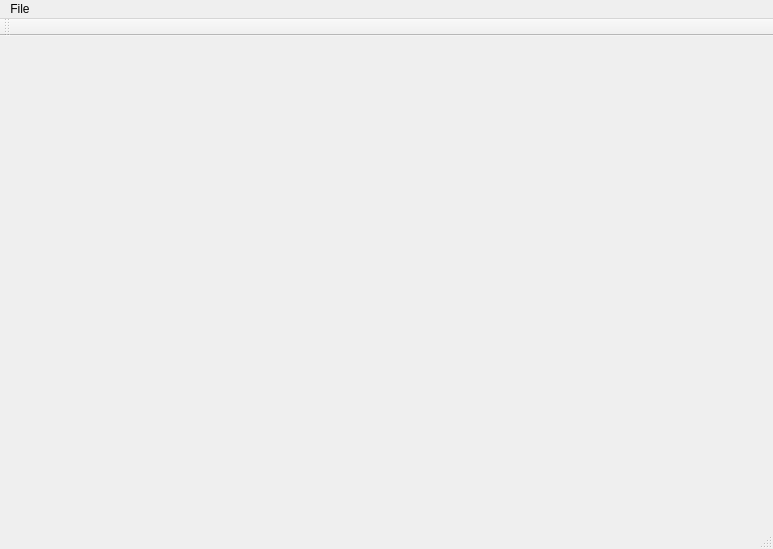
The window that lab_1_hists/mainwindow.ui (Dmitry94/Image_Processing) describes before a commit, drawn with Qt 5.
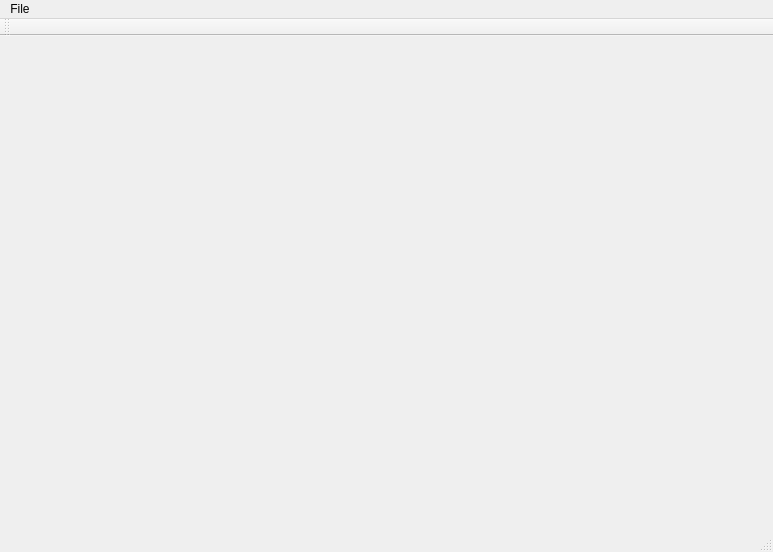
The same window after the commit.

Commit message: Fix fst lab

Diff of the .ui file:
```diff
--- a/lab_1_hists/mainwindow.ui
+++ b/lab_1_hists/mainwindow.ui
@@ -7,7 +7,7 @@
     <x>0</x>
     <y>0</y>
     <width>773</width>
-    <height>549</height>
+    <height>552</height>
    </rect>
   </property>
   <property name="sizePolicy">
@@ -20,24 +20,29 @@
    <string>MainWindow</string>
   </property>
   <widget class="QWidget" name="centralWidget">
-   <layout class="QHBoxLayout" name="horizontalLayout_2">
-    <item>
-     <layout class="QHBoxLayout" name="horizontalLayout">
-      <item>
+   <property name="sizePolicy">
+    <sizepolicy hsizetype="Expanding" vsizetype="Expanding">
+     <horstretch>0</horstretch>
+     <verstretch>0</verstretch>
+    </sizepolicy>
+   </property>
+   <layout class="QGridLayout" name="gridLayout">
+    <property name="sizeConstraint">
+     <enum>QLayout::SetNoConstraint</enum>
+    </property>
+    <item row="0" column="0">
        <widget class="QLabel" name="src_image_label">
         <property name="text">
          <string/>
         </property>
        </widget>
       </item>
-      <item>
+    <item row="0" column="1">
        <widget class="QLabel" name="hist_label">
         <property name="text">
          <string/>
         </property>
        </widget>
-      </item>
-     </layout>
     </item>
    </layout>
   </widget>
```
Lines whose indentation alone changed are shown as unchanged. The commit also changes 2 other files.
